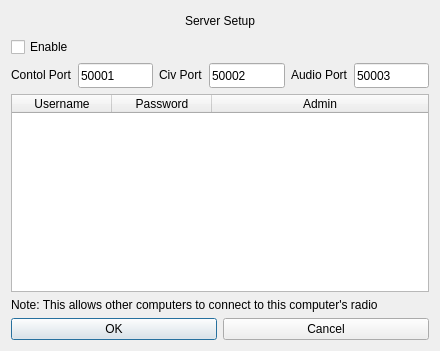
Old version of the form udpserversetup.ui in the repository adecarolis/wfweb.
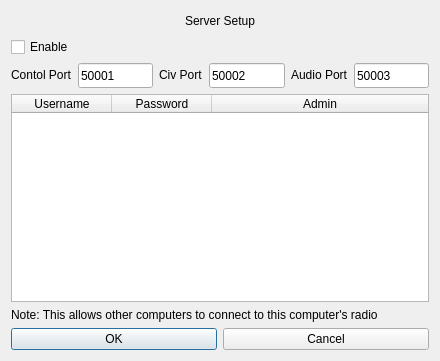
New version of the form.

```diff
--- a/udpserversetup.ui
+++ b/udpserversetup.ui
@@ -7,7 +7,7 @@
     <x>0</x>
     <y>0</y>
     <width>440</width>
-    <height>351</height>
+    <height>361</height>
    </rect>
   </property>
   <property name="sizePolicy">
```
